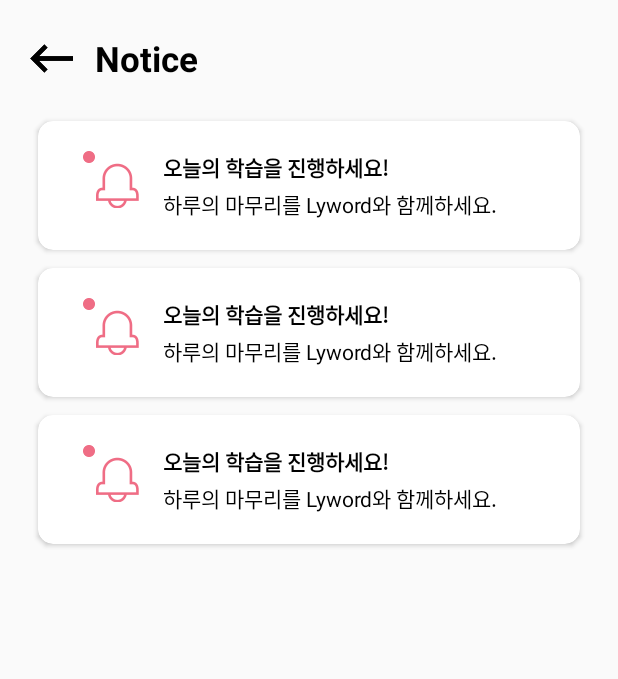
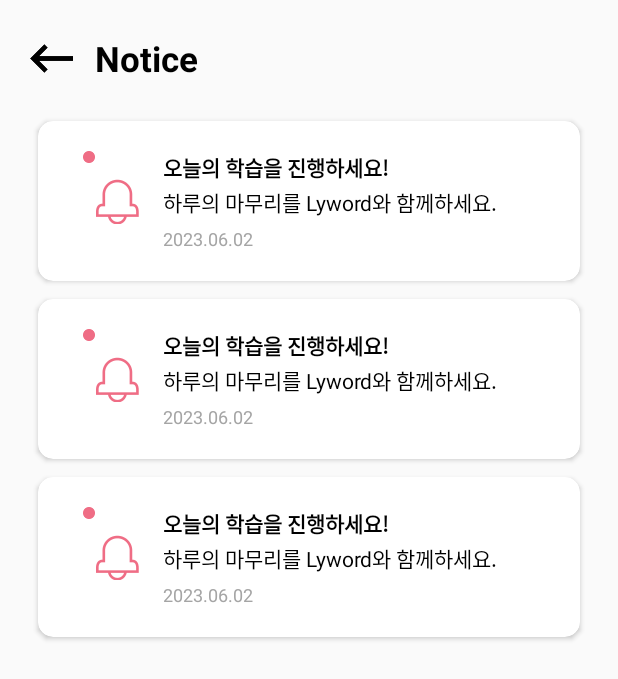
Before and after one commit to Ginieee/MP_Lyword, an Android app: the layout activity_notice.xml on its own in the app's theme, with its tools: preview values and no code run, on a phone screen of 412 x 824 dp. Shown: the top 679 px of the screen. Run offline under Robolectric (Android 15) with nearby library versions, the phone set to English and light mode, and no system bars.

Commit message:
알림 표시 시 시간 추가

```diff
--- a/app/src/main/java/com/example/lyword/home/notify/NotifyRVAdapter.kt
+++ b/app/src/main/java/com/example/lyword/home/notify/NotifyRVAdapter.kt
@@ -31,6 +31,7 @@
         fun bind (notify : NotifyEntity, position : Int) {
             binding.noticeTitleTv.text = notify.title
             binding.noticeContentTv.text = notify.content
+            binding.noticeTimeTv.text = notify.time
             if (notify.img.isNullOrBlank()) {
                 binding.noticeIv.setImageResource(R.drawable.ic_notice_bell)
             } else {
--- a/app/src/main/res/layout/item_notice.xml
+++ b/app/src/main/res/layout/item_notice.xml
@@ -59,10 +59,23 @@
                 app:layout_constraintStart_toStartOf="@id/notice_title_tv"
                 app:layout_constraintEnd_toEndOf="parent"
                 app:layout_constraintTop_toBottomOf="@id/notice_title_tv"
+                app:layout_constraintBottom_toTopOf="@id/notice_time_tv"
+                android:text="하루의 마무리를 Lyword와 함께하세요."
+                android:layout_marginTop="2dp"
+                android:textColor="@color/black"/>
+
+            <TextView
+                android:id="@+id/notice_time_tv"
+                android:layout_width="0dp"
+                android:layout_height="wrap_content"
+                app:layout_constraintStart_toStartOf="@id/notice_title_tv"
+                app:layout_constraintEnd_toEndOf="parent"
+                app:layout_constraintTop_toBottomOf="@id/notice_content_tv"
                 app:layout_constraintBottom_toBottomOf="parent"
-                android:text="하루의 마무리를 Lyword와 함께하세요."
-                android:layout_marginTop="3dp"
-                android:textColor="@color/black"/>
+                android:text="2023.06.02"
+                android:textSize="12sp"
+                android:layout_marginTop="5dp"
+                android:textColor="#A5A5A5"/>
 
         </androidx.constraintlayout.widget.ConstraintLayout>
 
```
